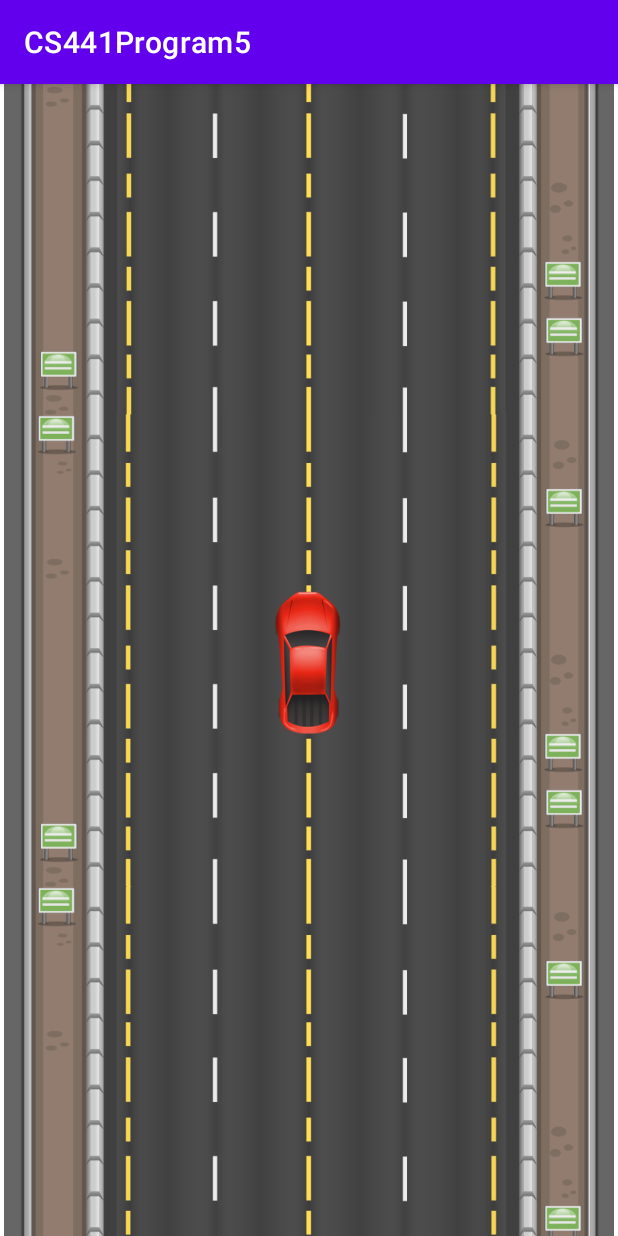
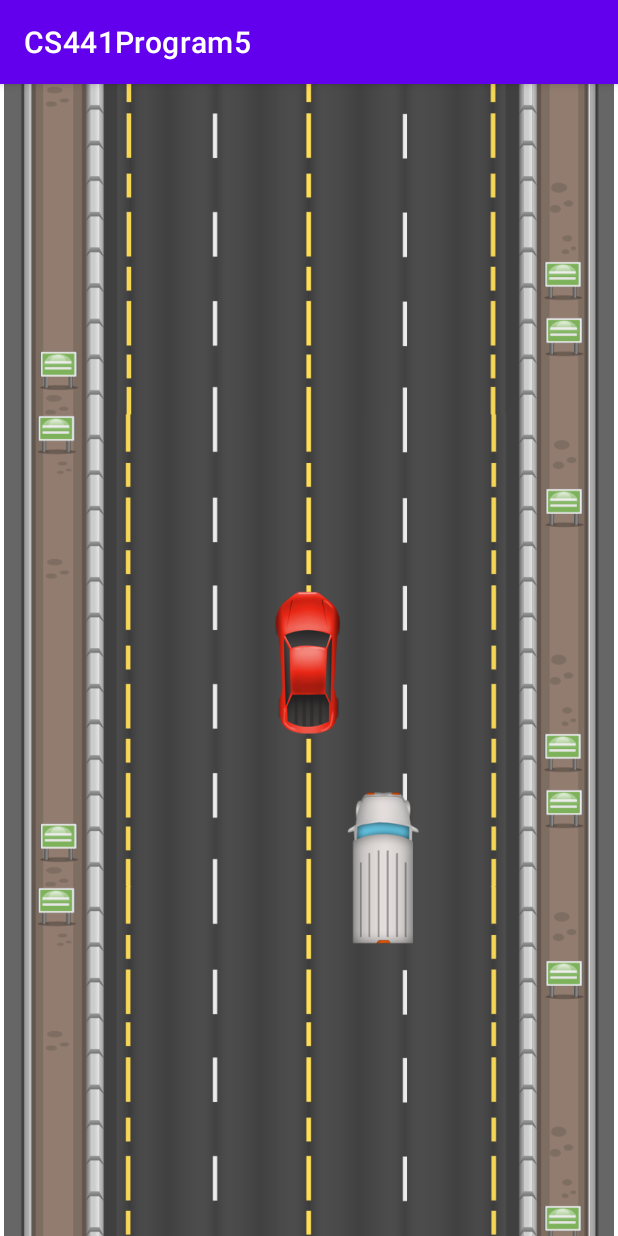
Before and after one commit to dharper998/CS441Program5, an Android app: the screen it shows after launch (MainActivity), on a phone screen of 412 x 824 dp. Run offline under Robolectric (Android 15) with nearby library versions, the phone set to English and light mode, and no system bars.

Commit message:
Finalizing project. Implementing scrolling obstacle cars for user to avoid using gyroscope

```diff
--- a/app/src/main/java/com/example/cs441program5/MainActivity.java
+++ b/app/src/main/java/com/example/cs441program5/MainActivity.java
@@ -9,13 +9,17 @@ import android.hardware.Sensor;
 import android.hardware.SensorEvent;
 import android.hardware.SensorEventListener;
 import android.hardware.SensorManager;
+import android.media.Image;
 import android.os.Bundle;
+import android.renderscript.Sampler;
 import android.view.Display;
 import android.view.animation.LinearInterpolator;
 import android.widget.ImageView;
 import android.widget.TextView;
 
 import org.w3c.dom.Text;
+
+import java.util.Random;
 
 public class MainActivity extends AppCompatActivity {
     private SensorManager sensorManager;
@@ -29,6 +33,17 @@ public class MainActivity extends AppCompatActivity {
         ImageView background2 = findViewById(R.id.imageView2);
         ImageView background3 = findViewById(R.id.imageView3);
 
+        ImageView ambulance = findViewById(R.id.ambulance);
+        ambulance.setX(130);
+
+        ImageView car2 = findViewById(R.id.car2);
+        car2.setX(450);
+
+        ImageView van = findViewById(R.id.van);
+        van.setX(290);
+
+        ImageView taxi = findViewById(R.id.taxi);
+        taxi.setX(580);
 
         sensorManager = (SensorManager) getSystemService(SENSOR_SERVICE);
         Sensor accelerometer = sensorManager.getDefaultSensor(Sensor.TYPE_ACCELEROMETER);
@@ -66,9 +81,25 @@ public class MainActivity extends AppCompatActivity {
                 background1.setTranslationY(translationY);
                 background2.setTranslationY(translationY - height/2);
                 background3.setTranslationY(translationY - height);
-
             }
         });
+        final ValueAnimator carAnimator = ValueAnimator.ofFloat(0.0f, 1.0f);
+        carAnimator.setRepeatCount(ValueAnimator.INFINITE);
+        carAnimator.setInterpolator(new LinearInterpolator());
+        carAnimator.setDuration(10000L);
+        Random rand = new Random();
+        animator.addUpdateListener(new ValueAnimator.AnimatorUpdateListener() {
+           @Override
+           public void onAnimationUpdate(ValueAnimator animation) {
+               final float progress = (float) animation.getAnimatedValue();
+               final float height = background1.getHeight();
+               car2.setTranslationY((height * 3 * progress) - height);
+               van.setTranslationY((height* 2 * progress) - height);
+               ambulance.setTranslationY((height * 4 * progress) - height);
+               taxi.setTranslationY((height * 5 * progress) - height);
+           }
+        });
+        carAnimator.start();
         animator.start();
 
     }
--- a/app/src/main/res/layout/activity_main.xml
+++ b/app/src/main/res/layout/activity_main.xml
@@ -33,4 +33,28 @@
         android:layout_height="629dp"
         app:srcCompat="@drawable/scrolling_background" />
 
+    <ImageView
+        android:id="@+id/ambulance"
+        android:layout_width="129dp"
+        android:layout_height="159dp"
+        app:srcCompat="@drawable/ambulance" />
+
+    <ImageView
+        android:id="@+id/car2"
+        android:layout_width="125dp"
+        android:layout_height="160dp"
+        app:srcCompat="@drawable/car" />
+
+    <ImageView
+        android:id="@+id/van"
+        android:layout_width="132dp"
+        android:layout_height="169dp"
+        app:srcCompat="@drawable/mini_van" />
+
+    <ImageView
+        android:id="@+id/taxi"
+        android:layout_width="109dp"
+        android:layout_height="154dp"
+        app:srcCompat="@drawable/taxi" />
+
 </FrameLayout>
```
Also changed, not shown: app/src/main/res/drawable/ambulance.png (added), app/src/main/res/drawable/car.png (added), app/src/main/res/drawable/mini_van.png (added), app/src/main/res/drawable/taxi.png (added).
